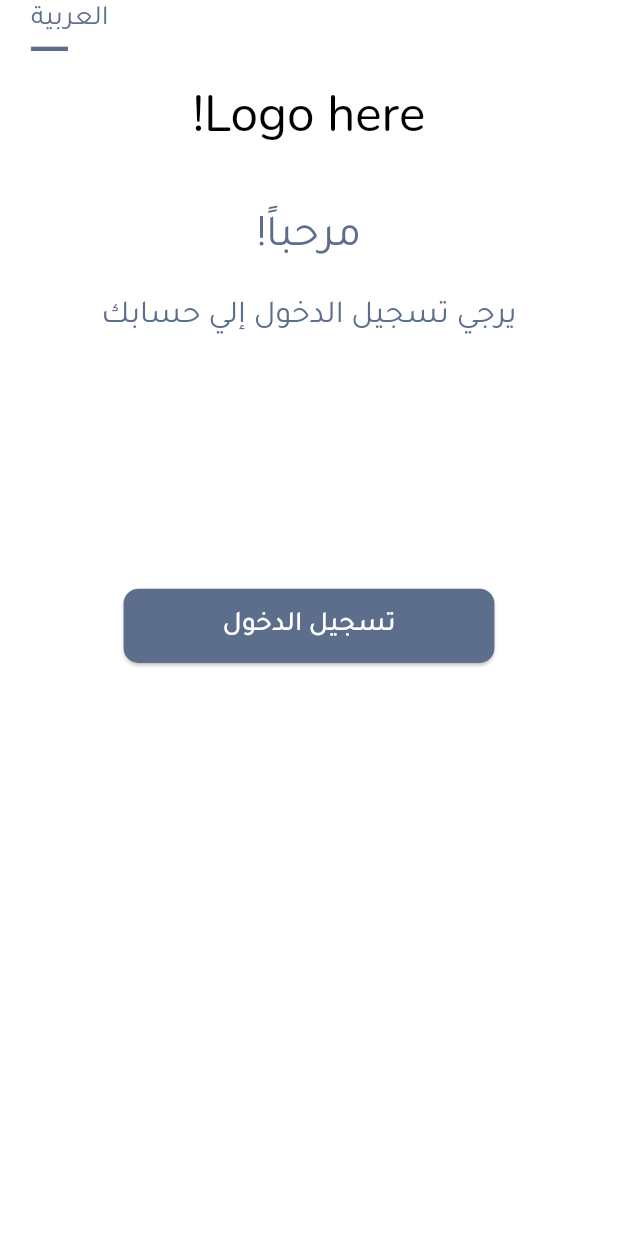
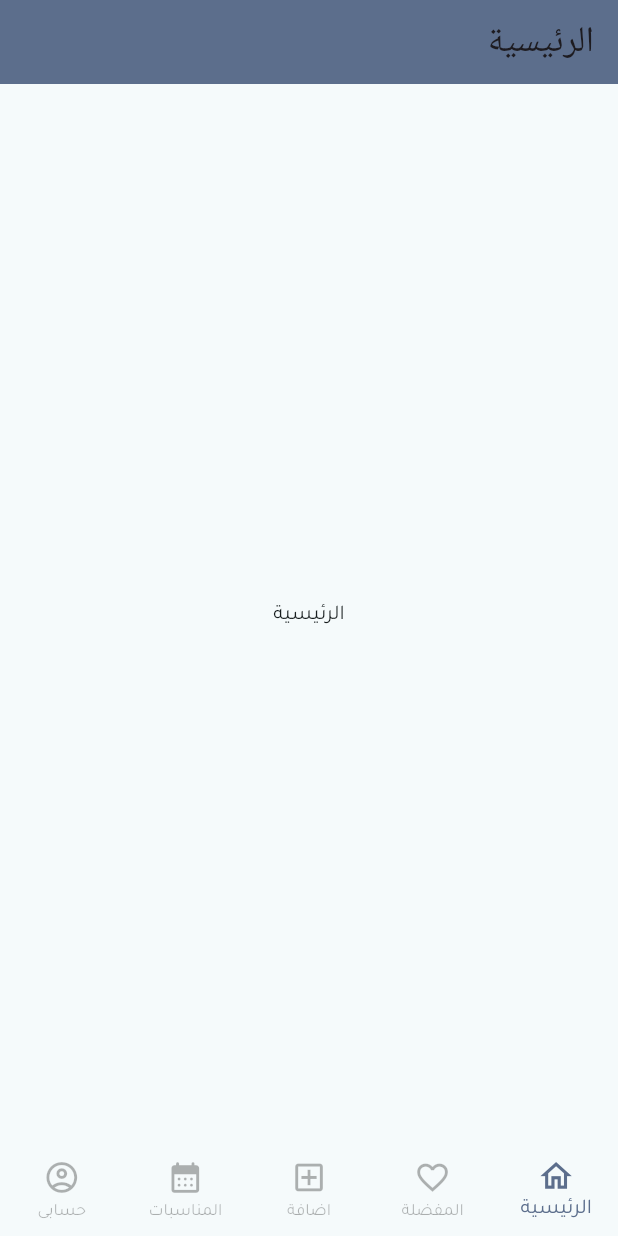
Before and after one commit to MahmoudRede/news_last_app, a Flutter app: the screen it shows after launch, on a phone screen of 412 x 824 dp. Run offline on Flutter 3.47's test engine with Material 3 defaults, Android fonts, the phone set to English and light mode, and no system bars; our stand-ins replace cloud_firestore, firebase_auth, firebase_core, flutter_bloc, fluttertoast, get and 2 more; accounts and stored records are empty.

Commit message:
create bottom navigation bar

```diff
--- a/lib/business_logic/app_cubit/app_cubit.dart
+++ b/lib/business_logic/app_cubit/app_cubit.dart
@@ -1,6 +1,5 @@
 import 'package:cloud_firestore/cloud_firestore.dart';
 import 'package:firebase_auth/firebase_auth.dart';
-import 'package:flutter/cupertino.dart';
 import 'package:flutter/material.dart';
 import 'package:flutter_bloc/flutter_bloc.dart';
 import 'package:news_last_app/constants/firebase_errors.dart';
@@ -58,6 +57,7 @@ class AppCubit extends Cubit<AppState> {
       }
     }
   }
+
   //// login ////
   Future<void> loginWithFirebaseAuth(
       {required BuildContext context,
@@ -80,8 +80,7 @@ class AppCubit extends Cubit<AppState> {
         return customToast(
             title: "تم تسجيل الدخول بنجاح", color: Colors.green.shade700);
       } else {
-        return customToast(
-            title: "خطأ في التسجيل", color: Colors.red.shade700);
+        return customToast(title: "خطأ في التسجيل", color: Colors.red.shade700);
       }
     } on FirebaseAuthException catch (e) {
       emit(LoginErrorState(e.toString()));
@@ -158,4 +157,5 @@ class AppCubit extends Cubit<AppState> {
     return myUser;
   }
 
+
 }
--- a/lib/main.dart
+++ b/lib/main.dart
@@ -3,12 +3,13 @@ import 'package:flutter/cupertino.dart';
 import 'package:flutter_bloc/flutter_bloc.dart';
 import 'package:flutter_localizations/flutter_localizations.dart';
 import 'package:get/get.dart';
+import 'package:news_last_app/presentation/screens/app_layout/app_layout.dart';
+import 'package:news_last_app/presentation/screens/bottom_navigation_bar/manager/bottom_navigation_bar_cubit.dart';
+import 'package:news_last_app/presentation/screens/home_screen/home_screen/home_screen.dart';
 import 'package:news_last_app/presentation/screens/on_boarding_view/widgets/onboarding_constants.dart';
-import 'package:news_last_app/presentation/screens/start_screen/start_screen.dart';
-import 'package:flutter/material.dart';
-import 'package:news_last_app/presentation/screens/splash_view/splash_view.dart';
 import 'package:news_last_app/styles/theme_manager/theme_manager.dart';
 
+import 'block_observer.dart';
 import 'business_logic/app_cubit/app_cubit.dart';
 import 'business_logic/localization_cubit/app_localization.dart';
 import 'business_logic/localization_cubit/localization_cubit.dart';
@@ -18,6 +19,7 @@ import 'core/local/cash_helper.dart';
 import 'firebase_options.dart';
 
 void main() async {
+  Bloc.observer = MyBlocObserver();
   WidgetsFlutterBinding.ensureInitialized();
   await CashHelper.init();
   uId = CashHelper.getData(key: 'isUid');
@@ -44,6 +46,7 @@ class MyApp extends StatelessWidget {
                 AppCubit()..getUser(id: uId == null ? uId = '' : uId!)),
         BlocProvider(
             create: (context) => LocalizationCubit()..fetchLocalization()),
+        BlocProvider(create: (context) => BottomNavigationBarCubit()),
       ],
       child: BlocConsumer<LocalizationCubit, LocalizationStates>(
         listener: (context, state) {},
@@ -73,7 +76,7 @@ class MyApp extends StatelessWidget {
               }
               return supportLang.first;
             },
-            home: const StartScreen(),
+            home: const AppLayout(),
           );
         },
       ),
--- a/lib/presentation/screens/Login_screen/login_screen.dart
+++ b/lib/presentation/screens/Login_screen/login_screen.dart
@@ -3,6 +3,7 @@ import 'package:flutter/services.dart';
 import 'package:flutter_bloc/flutter_bloc.dart';
 import 'package:get/get.dart';
 import 'package:news_last_app/business_logic/app_cubit/app_cubit.dart';
+import 'package:news_last_app/presentation/screens/app_layout/app_layout.dart';
 import 'package:news_last_app/presentation/screens/home_screen/home_screen/home_screen.dart';
 import 'package:news_last_app/presentation/screens/register_screen/register_screen.dart';
 import 'package:news_last_app/presentation/widgets/default_button.dart';
@@ -21,7 +22,7 @@ class LoginScreen extends StatelessWidget {
     return BlocConsumer<AppCubit, AppState>(
       listener: (context, state) {
         if (state is LoginSuccessState) {
-          Get.offAll(() => const HomeScreen() );
+          Get.offAll(() => const AppLayout() );
         }
       },
       builder: (context, state) {
--- /dev/null
+++ b/lib/presentation/screens/app_layout/app_layout.dart
@@ -0,0 +1,25 @@
+import 'package:flutter/material.dart';
+import 'package:flutter_bloc/flutter_bloc.dart';
+
+import '../bottom_navigation_bar/manager/bottom_navigation_bar_cubit.dart';
+import '../bottom_navigation_bar/views/custom_bottom_nav_bar.dart';
+
+class AppLayout extends StatelessWidget {
+  const AppLayout({super.key});
+
+  @override
+  Widget build(BuildContext context) {
+    return BlocBuilder<BottomNavigationBarCubit, BottomNavigationBarState>(
+      builder: (context, state) {
+        BottomNavigationBarCubit cubit = BottomNavigationBarCubit.get(context);
+        return Scaffold(
+          appBar: AppBar(
+            title: Text(cubit.titles[cubit.currentIndex]),
+          ),
+          body: cubit.views[cubit.currentIndex],
+          bottomNavigationBar: const CustomBottomNavBar(),
+        );
+      },
+    );
+  }
+}
--- /dev/null
+++ b/lib/presentation/screens/bottom_navigation_bar/manager/bottom_navigation_bar_cubit.dart
@@ -0,0 +1,38 @@
+import 'package:flutter/cupertino.dart';
+import 'package:flutter_bloc/flutter_bloc.dart';
+import 'package:meta/meta.dart';
+import 'package:news_last_app/presentation/screens/add_post_view/add_post_view.dart';
+import 'package:news_last_app/presentation/screens/events_view/events_view.dart';
+import 'package:news_last_app/presentation/screens/favorite_view/favorite_view.dart';
+import 'package:news_last_app/presentation/screens/home_screen/home_screen/home_screen.dart';
+import 'package:news_last_app/presentation/screens/profile_view/profile_view.dart';
+
+part 'bottom_navigation_bar_state.dart';
+
+class BottomNavigationBarCubit extends Cubit<BottomNavigationBarState> {
+  BottomNavigationBarCubit() : super(BottomNavigationBarInitial());
+
+  static BottomNavigationBarCubit get(context) => BlocProvider.of(context);
+
+  int currentIndex = 0;
+
+  List<Widget> views = [
+    const HomeView(),
+    const FavoriteView(),
+    const AddPostView(),
+    const EventsView(),
+    const ProfileView()
+  ];
+  List<String> titles = [
+    'الرئيسية',
+    'المفضلة',
+    'اضافة',
+    'المناسبات',
+    'حسابي',
+  ];
+
+  void changeBotNavViews(int index) {
+      currentIndex = index;
+      emit(BotNavChangeState());
+  }
+}
--- /dev/null
+++ b/lib/presentation/screens/bottom_navigation_bar/manager/bottom_navigation_bar_state.dart
@@ -0,0 +1,8 @@
+part of 'bottom_navigation_bar_cubit.dart';
+
+@immutable
+abstract class BottomNavigationBarState {}
+
+class BottomNavigationBarInitial extends BottomNavigationBarState {}
+class BotNavHomeState extends BottomNavigationBarState{}
+class BotNavChangeState extends BottomNavigationBarState{}
--- /dev/null
+++ b/lib/presentation/screens/bottom_navigation_bar/views/custom_bottom_nav_bar.dart
@@ -0,0 +1,29 @@
+import 'package:flutter/material.dart';
+import 'package:flutter_bloc/flutter_bloc.dart';
+import 'package:news_last_app/presentation/screens/bottom_navigation_bar/views/widgets/bottom_navigation_bar_constants.dart';
+import 'package:news_last_app/styles/color_manager/color_manager.dart';
+
+import '../manager/bottom_navigation_bar_cubit.dart';
+
+class CustomBottomNavBar extends StatelessWidget {
+  const CustomBottomNavBar({
+    super.key,
+  });
+
+  @override
+  Widget build(BuildContext context) {
+    return BlocBuilder<BottomNavigationBarCubit, BottomNavigationBarState>(
+      builder: (context, state) {
+        BottomNavigationBarCubit cubit = BottomNavigationBarCubit.get(context);
+        return BottomNavigationBar(
+          elevation: 0,
+            selectedItemColor: ColorManager.primaryColor,
+            onTap: (index) {
+              cubit.changeBotNavViews(index);
+            },
+            currentIndex: cubit.currentIndex,
+            items: botNavItems);
+      },
+    );
+  }
+}
--- /dev/null
+++ b/lib/presentation/screens/bottom_navigation_bar/views/widgets/bottom_navigation_bar_constants.dart
@@ -0,0 +1,10 @@
+import 'package:flutter/material.dart';
+
+const List<BottomNavigationBarItem> botNavItems = [
+  BottomNavigationBarItem(icon: Icon(Icons.home_outlined),label: 'الرئيسية'),
+  BottomNavigationBarItem(icon: Icon(Icons.favorite_border),label: 'المفضلة'),
+  BottomNavigationBarItem(icon: Icon(Icons.add_box_outlined),label: 'اضافة'),
+  BottomNavigationBarItem(icon: Icon(Icons.calendar_month_rounded),label: 'المناسبات'),
+  BottomNavigationBarItem(icon: Icon(Icons.account_circle_outlined),label: 'حسابى'),
+
+];
--- a/lib/presentation/screens/on_boarding_view/widgets/on_boarding_view_body.dart
+++ b/lib/presentation/screens/on_boarding_view/widgets/on_boarding_view_body.dart
@@ -38,12 +38,12 @@ class _OnboardingViewBodyState extends State<OnboardingViewBody> {
   PageView onboardingItemBuilder() {
     return PageView.builder(
       itemBuilder: (context, index) => OnboardingItem(
-        onboardingModel: items[index],
+        onboardingModel: onBoardingItems[index],
       ),
       controller: onBoardController,
-      itemCount: items.length,
+      itemCount: onBoardingItems.length,
       onPageChanged: (int index) {
-        if (index == items.length - 1) {
+        if (index == onBoardingItems.length - 1) {
           setState(() {
             isLast = true;
           });
--- a/lib/presentation/screens/on_boarding_view/widgets/onboarding_actions.dart
+++ b/lib/presentation/screens/on_boarding_view/widgets/onboarding_actions.dart
@@ -25,7 +25,7 @@ class OnboardingActions extends StatelessWidget {
             activeDotColor: Colors.tealAccent,
             dotColor: Colors.blue,
           ),
-          count: items.length,
+          count: onBoardingItems.length,
         ),
         const Spacer(),
         FloatingActionButton(
--- a/lib/presentation/screens/on_boarding_view/widgets/onboarding_constants.dart
+++ b/lib/presentation/screens/on_boarding_view/widgets/onboarding_constants.dart
@@ -6,7 +6,7 @@ import 'package:news_last_app/presentation/screens/start_screen/start_screen.dar
 
 bool onBoarding = CashHelper.getData(key: 'onBoarding') ?? false;
 
-final List<OnboardingModel> items = [
+final List<OnboardingModel> onBoardingItems = [
   OnboardingModel(
       image: Assets.imagesFacebook,
       title: 'Body 1',
--- a/lib/presentation/screens/register_screen/register_screen.dart
+++ b/lib/presentation/screens/register_screen/register_screen.dart
@@ -28,7 +28,7 @@ class RegisterScreen extends StatelessWidget {
           registerPhoneController.clear();
           registerPasswordController.clear();
           registerPasswordController.clear();
-          Get.offAll(() => const HomeScreen(),);
+          Get.offAll(() => const HomeView(),);
         }
       },
       builder: (context, state) {
--- a/lib/presentation/screens/splash_view/widgets/splash_view_body.dart
+++ b/lib/presentation/screens/splash_view/widgets/splash_view_body.dart
@@ -2,10 +2,10 @@ import 'package:flutter/cupertino.dart';
 import 'package:flutter/material.dart';
 import 'package:flutter/widgets.dart';
 import 'package:news_last_app/core/app_routes/app_routes.dart';
-import 'package:news_last_app/presentation/screens/home_screen/home_screen/home_screen.dart';
 import 'package:news_last_app/presentation/screens/on_boarding_view/on_boarding_view.dart';
 import 'package:news_last_app/presentation/screens/on_boarding_view/widgets/onboarding_constants.dart';
 import 'package:news_last_app/presentation/screens/splash_view/widgets/fade_widget.dart';
+import 'package:news_last_app/presentation/screens/start_screen/start_screen.dart';
 
 class SplashViewBody extends StatefulWidget {
   const SplashViewBody({super.key});
@@ -55,7 +55,7 @@ class _SplashViewBodyState extends State<SplashViewBody>
   void navigateToHome() {
     Future.delayed(const Duration(seconds: 2), () {
       if(onBoarding){
-        customPushNavigator(context, const HomeScreen());
+        customPushNavigator(context, const StartScreen());
       }else{
         customPushNavigator(context, const OnboardingView());
       }
```
Also changed, not shown: lib/block_observer.dart (added, +28 -0 lines), lib/presentation/screens/add_post_view/add_post_view.dart (added, +10 -0 lines), lib/presentation/screens/events_view/events_view.dart (added, +10 -0 lines), lib/presentation/screens/favorite_view/favorite_view.dart (added, +10 -0 lines), lib/presentation/screens/home_screen/home_screen/home_screen.dart (+3 -20 lines), lib/presentation/screens/profile_view/profile_view.dart (added, +10 -0 lines), lib/business_logic/app_cubit/app_state.dart (line endings or trailing spaces), lib/generated/assets.dart, pubspec.lock. Lines whose indentation alone changed are shown as unchanged.
